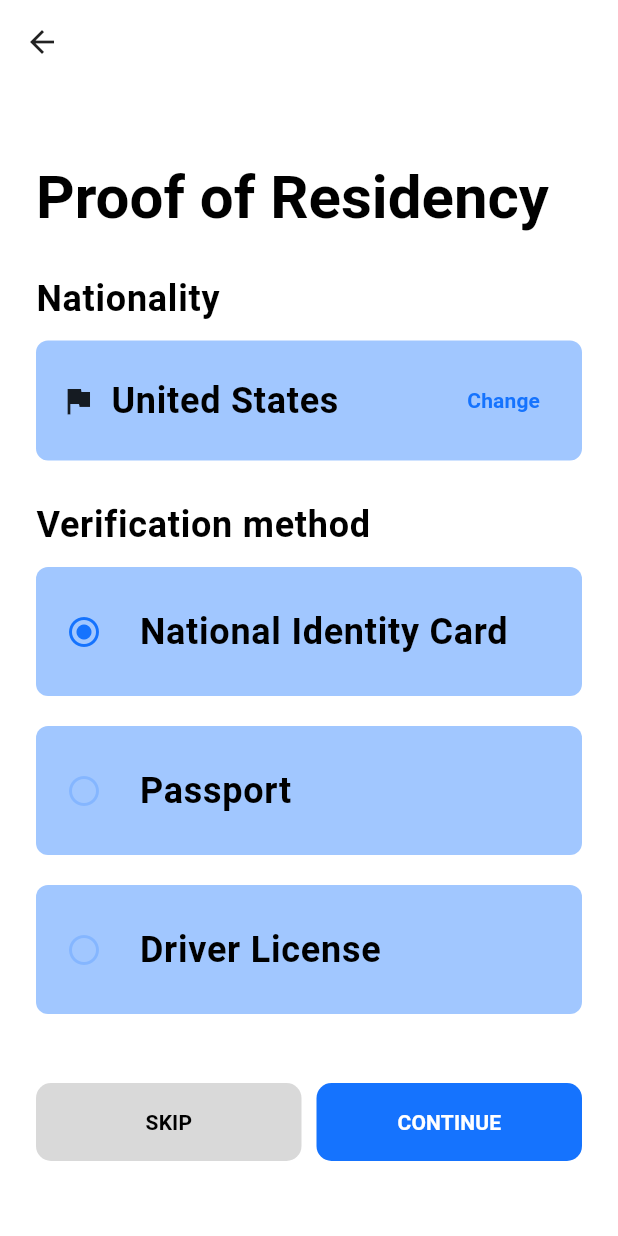
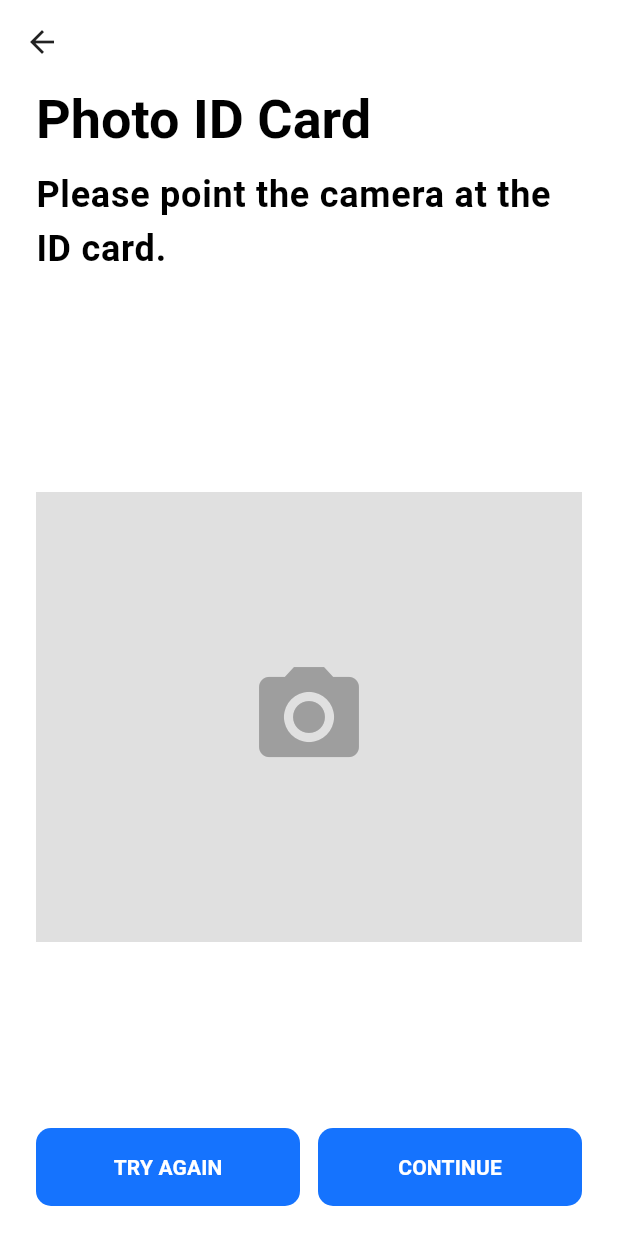
Before and after one commit to Dapo-dan/bankio, a Flutter app: the ProofOfResidencyPage screen opened directly, after a tap on "CONTINUE", on a phone screen of 412 x 824 dp. Run offline on Flutter 3.47's test engine with Material 3 defaults, Android fonts, the phone set to English and light mode, and no system bars; our stand-ins replace bloc, equatable, flutter_bloc.

Commit message:
feat: add photo ID capture and profile completion pages

```diff
--- /dev/null
+++ b/lib/presentation/screens/auth/photo_id_page.dart
@@ -0,0 +1,85 @@
+import 'package:bankio/blocs/auth_bloc/signup/signup_bloc.dart';
+import 'package:bankio/presentation/screens/auth/fill_profile_page.dart';
+import 'package:bankio/presentation/widgets/button.dart';
+import 'package:flutter/material.dart';
+import 'package:flutter_bloc/flutter_bloc.dart';
+
+class PhotoIdPage extends StatelessWidget {
+  const PhotoIdPage({super.key});
+
+  @override
+  Widget build(BuildContext context) {
+    return Scaffold(
+      appBar: AppBar(
+        leading: BackButton(color: Theme.of(context).iconTheme.color),
+        backgroundColor: Colors.transparent,
+        elevation: 0,
+      ),
+      body: Padding(
+        padding: const EdgeInsets.symmetric(horizontal: 24.0),
+        child: Column(
+          crossAxisAlignment: CrossAxisAlignment.start,
+          children: [
+            Text(
+              "Photo ID Card",
+              style: Theme.of(context)
+                  .textTheme
+                  .headlineMedium
+                  ?.copyWith(fontWeight: FontWeight.bold),
+            ),
+            const SizedBox(height: 10),
+            Text(
+              "Please point the camera at the ID card.",
+              style: Theme.of(context).textTheme.bodyLarge,
+            ),
+            const SizedBox(height: 20),
+            Expanded(
+              child: Center(
+                child: Container(
+                  height: 300,
+                  width: double.infinity,
+                  color: Colors.grey[300],
+                  child: const Icon(
+                    Icons.camera_alt,
+                    size: 80,
+                    color: Colors.grey,
+                  ),
+                ),
+              ),
+            ),
+            Row(
+              children: [
+                Expanded(
+                  child: AppButton(
+                    title: "TRY AGAIN",
+                    onTap: () {
+                      // Reset photo capture
+                    },
+                  ),
+                ),
+                const SizedBox(width: 12),
+                Expanded(
+                  child: AppButton(
+                    title: "CONTINUE",
+                    onTap: () {
+                      context
+                          .read<SignupBloc>()
+                          .add(PhotoCaptured("photo_path_here"));
+                      Navigator.push(
+                        context,
+                        MaterialPageRoute(
+                          builder: (_) => FillProfilePage(),
+                        ),
+                      );
+                    },
+                  ),
+                ),
+              ],
+            ),
+            const SizedBox(height: 20),
+          ],
+        ),
+      ),
+    );
+  }
+}
--- a/lib/presentation/screens/auth/proof_of_residency.dart
+++ b/lib/presentation/screens/auth/proof_of_residency.dart
@@ -1,6 +1,9 @@
+import 'package:bankio/blocs/auth_bloc/signup/signup_bloc.dart';
+import 'package:bankio/presentation/screens/auth/photo_id_page.dart';
 import 'package:bankio/presentation/widgets/button.dart';
 import 'package:bankio/utils/const.dart';
 import 'package:flutter/material.dart';
+import 'package:flutter_bloc/flutter_bloc.dart';
 
 class ProofOfResidencyPage extends StatefulWidget {
   const ProofOfResidencyPage({super.key});
@@ -10,9 +13,7 @@ class ProofOfResidencyPage extends StatefulWidget {
 }
 
 class _ProofOfResidencyPageState extends State<ProofOfResidencyPage> {
-  String selectedVerificationMethod = "National Identity Card";
-
-  final List<String> verificationMethods = [
+  final List<String> methods = [
     "National Identity Card",
     "Passport",
     "Driver License",
@@ -21,6 +22,7 @@ class _ProofOfResidencyPageState extends State<ProofOfResidencyPage> {
   @override
   Widget build(BuildContext context) {
     final theme = Theme.of(context);
+    String? selectedMethod;
 
     return Scaffold(
       appBar: AppBar(
@@ -28,7 +30,8 @@ class _ProofOfResidencyPageState extends State<ProofOfResidencyPage> {
         backgroundColor: Colors.transparent,
         elevation: 0,
       ),
-      body: Padding(
+      body: BlocBuilder<SignupBloc, SignupState>(builder: (context, state) {
+        return Padding(
           padding: const EdgeInsets.symmetric(horizontal: 24.0),
           child: Column(
             crossAxisAlignment: CrossAxisAlignment.start,
@@ -75,10 +78,13 @@ class _ProofOfResidencyPageState extends State<ProofOfResidencyPage> {
               ),
               verticalSpaceSmall(),
               Column(
-              children: verificationMethods.map((method) {
+                children: methods.map((method) {
                   return GestureDetector(
                     onTap: () {
-                    setState(() => selectedVerificationMethod = method);
+                      selectedMethod = method;
+                      context
+                          .read<SignupBloc>()
+                          .add(ProofOfResidencySelected(method));
                     },
                     child: Container(
                       margin: const EdgeInsets.only(bottom: 20),
@@ -91,10 +97,10 @@ class _ProofOfResidencyPageState extends State<ProofOfResidencyPage> {
                       child: Row(
                         children: [
                           Icon(
-                          selectedVerificationMethod == method
+                            selectedMethod == method
                                 ? Icons.radio_button_checked
                                 : Icons.radio_button_unchecked,
-                          color: selectedVerificationMethod == method
+                            color: selectedMethod == method
                                 ? Theme.of(context).primaryColor
                                 : Theme.of(context)
                                     .primaryColor
@@ -118,7 +124,7 @@ class _ProofOfResidencyPageState extends State<ProofOfResidencyPage> {
                     child: AppButton(
                       title: "SKIP",
                       onTap: () {
-                      // Handle skip action
+                        context.read<SignupBloc>().add(SkipStep());
                       },
                       textColor: theme.colorScheme.onSecondaryContainer,
                       buttonColor: theme.colorScheme.primaryContainer,
@@ -130,7 +136,12 @@ class _ProofOfResidencyPageState extends State<ProofOfResidencyPage> {
                     child: AppButton(
                       title: "CONTINUE",
                       onTap: () {
-                      // Handle continue action
+                        Navigator.push(
+                          context,
+                          MaterialPageRoute(
+                            builder: (_) => const PhotoIdPage(),
+                          ),
+                        );
                       },
                     ),
                   ),
@@ -139,7 +150,8 @@ class _ProofOfResidencyPageState extends State<ProofOfResidencyPage> {
               verticalSpaceLarge(),
             ],
           ),
-      ),
+        );
+      }),
     );
   }
 }
```
Also changed, not shown: lib/blocs/auth_bloc/signup/signup_event.dart (+36 -0 lines), lib/blocs/auth_bloc/signup/signup_state.dart (+35 -0 lines), lib/presentation/screens/auth/fill_profile_page.dart (added, +80 -0 lines). Lines whose indentation alone changed are shown as unchanged.
